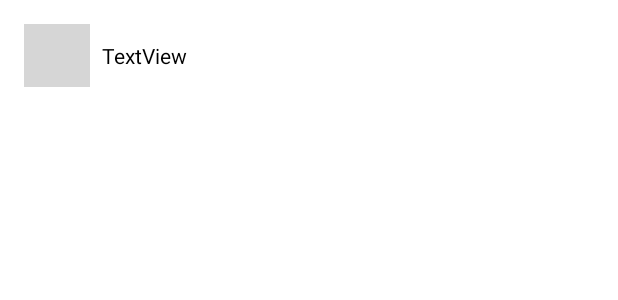
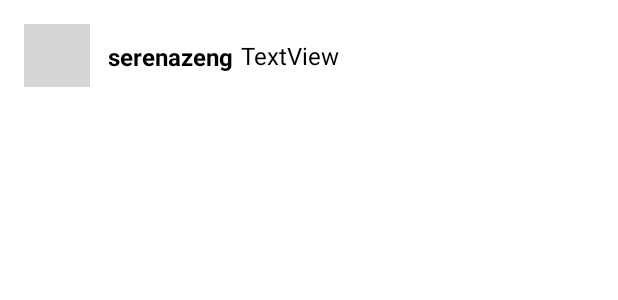
Before and after one commit to srnazng/Instagram, an Android app: the layout item_comment.xml on its own in the app's theme, with its tools: preview values and no code run, on a phone screen of 412 x 824 dp. Shown: the top 300 px of the screen. Run offline under Robolectric (Android 15) with nearby library versions, the light colour scheme and no system bars; grey boxes are pictures that could not be loaded.

Commit message:
view commenter's username in comment

```diff
--- a/app/src/main/java/com/example/instagram/CommentsAdapter.java
+++ b/app/src/main/java/com/example/instagram/CommentsAdapter.java
@@ -55,6 +55,7 @@ public class CommentsAdapter extends RecyclerView.Adapter<CommentsAdapter.ViewHo
         // Your holder should contain a member variable
         // for any view that will be set as you render a row
         public TextView tvComment;
+        public TextView tvCommenter;
         public ImageView ivCommentProfile;
         public Button btnSend;
 
@@ -64,6 +65,7 @@ public class CommentsAdapter extends RecyclerView.Adapter<CommentsAdapter.ViewHo
             // Stores the itemView in a public final member variable that can be used
             // to access the context from any ViewHolder instance.
             super(itemView);
+            tvCommenter = itemView.findViewById(R.id.tvCommenter);
             tvComment = itemView.findViewById(R.id.tvComment);
             ivCommentProfile = itemView.findViewById(R.id.ivCommentProfile);
             btnSend = itemView.findViewById(R.id.btnSend);
@@ -71,6 +73,7 @@ public class CommentsAdapter extends RecyclerView.Adapter<CommentsAdapter.ViewHo
 
         public void bind(Comment comment){
             tvComment.setText(comment.getText());
+            tvCommenter.setText(comment.getUser().getUsername());
             ParseFile profile =  comment.getUser().getParseFile("profileImage");
             if (profile != null) {
                 Glide.with(context).load(profile.getUrl()).apply(RequestOptions.circleCropTransform()).into(ivCommentProfile);
--- a/app/src/main/res/layout/item_comment.xml
+++ b/app/src/main/res/layout/item_comment.xml
@@ -20,10 +20,26 @@
         android:id="@+id/tvComment"
         android:layout_width="wrap_content"
         android:layout_height="wrap_content"
-        android:layout_marginStart="8dp"
+        android:layout_marginStart="5dp"
         android:text="TextView"
         android:textColor="@color/black"
+        android:textSize="16sp"
+        app:layout_constraintBottom_toBottomOf="@+id/ivCommentProfile"
+        app:layout_constraintStart_toEndOf="@+id/tvCommenter"
+        app:layout_constraintTop_toTopOf="@+id/ivCommentProfile"
+        app:layout_constraintVertical_bias="0.5" />
+
+    <TextView
+        android:id="@+id/tvCommenter"
+        android:layout_width="wrap_content"
+        android:layout_height="wrap_content"
+        android:layout_marginStart="12dp"
+        android:textColor="@color/black"
+        android:textSize="16sp"
+        android:textStyle="bold"
         app:layout_constraintBottom_toBottomOf="@+id/ivCommentProfile"
         app:layout_constraintStart_toEndOf="@+id/ivCommentProfile"
-        app:layout_constraintTop_toTopOf="@+id/ivCommentProfile" />
+        app:layout_constraintTop_toTopOf="@+id/ivCommentProfile"
+        app:layout_constraintVertical_bias="0.521"
+        tools:text="serenazeng" />
 </androidx.constraintlayout.widget.ConstraintLayout>
```
